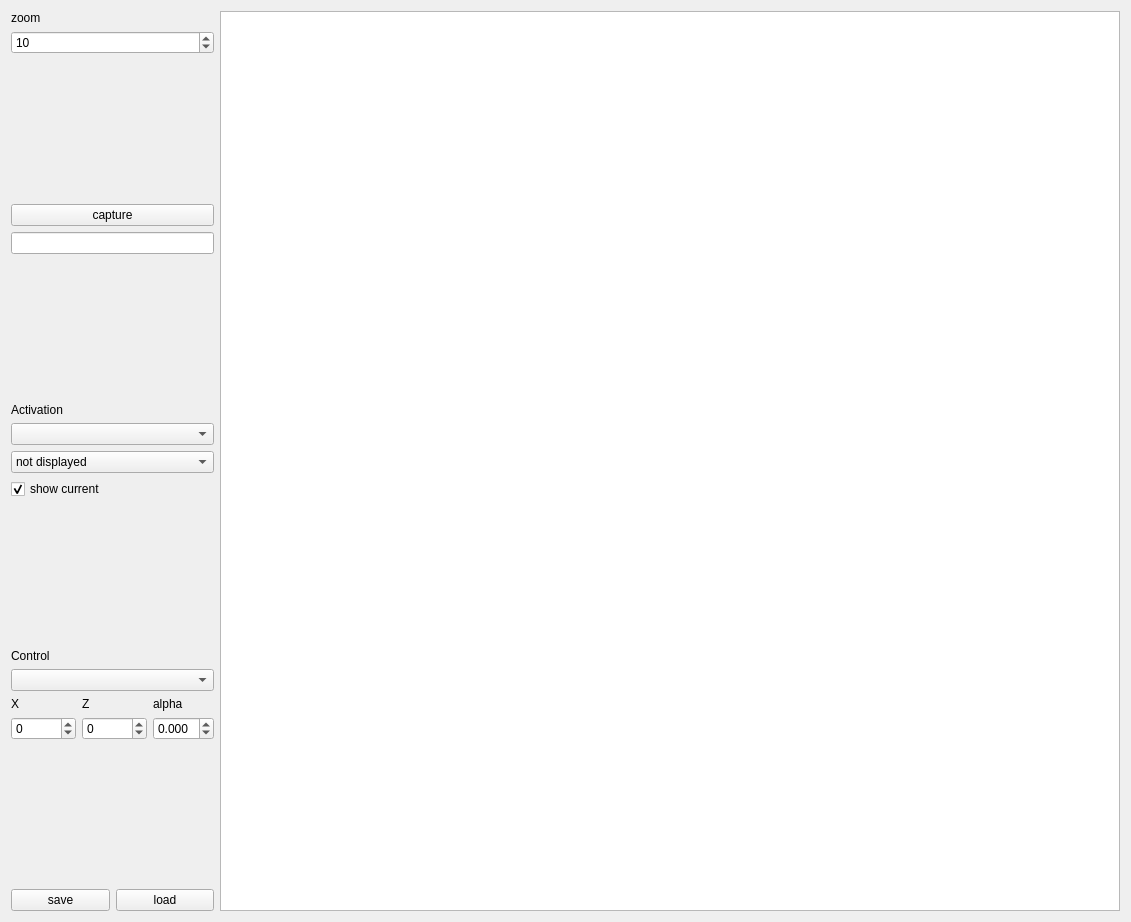
Before: the Qt Designer form src/mainUI.ui in mhaut/mapgenerator, drawn with Qt 5.
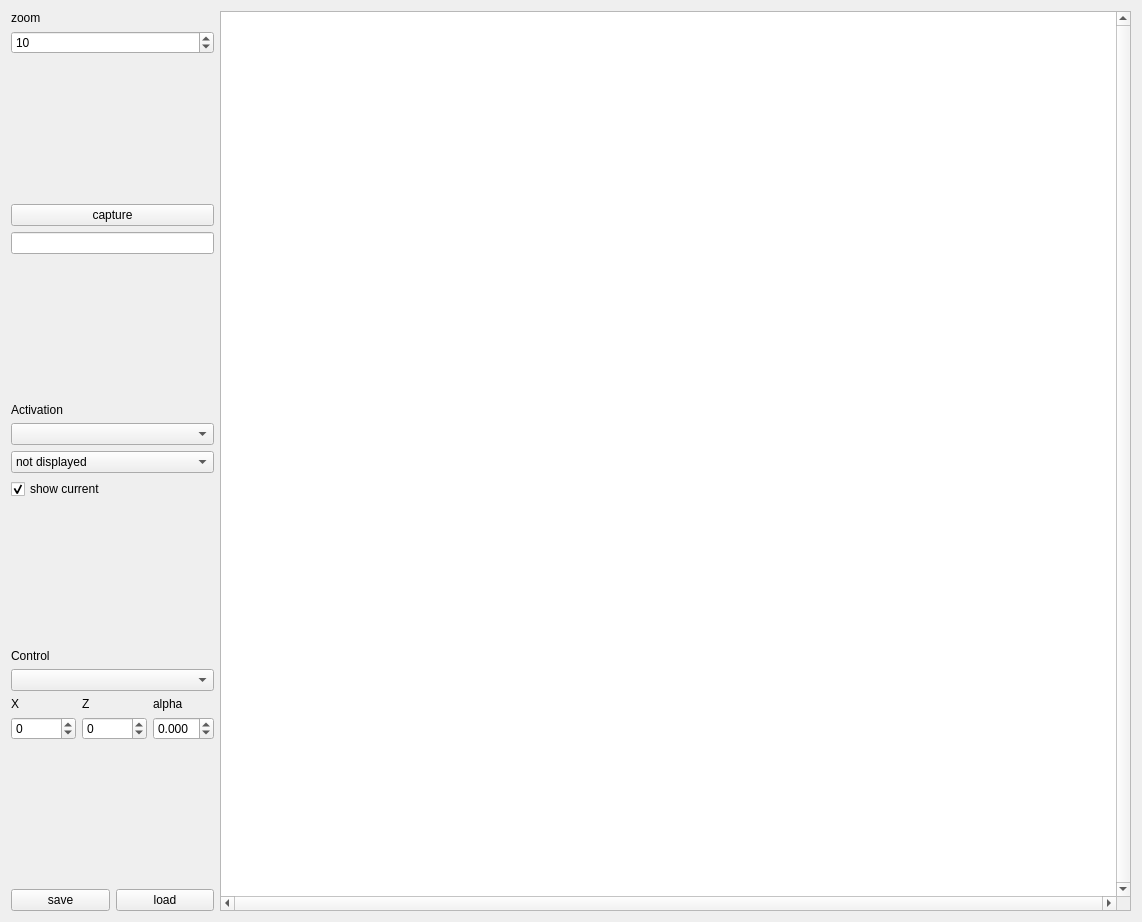
After: the same form once the commit is applied.

Patch:
```diff
--- a/src/mainUI.ui
+++ b/src/mainUI.ui
@@ -6,10 +6,16 @@
    <rect>
     <x>0</x>
     <y>0</y>
-    <width>965</width>
-    <height>595</height>
+    <width>1142</width>
+    <height>918</height>
    </rect>
   </property>
+  <property name="sizePolicy">
+   <sizepolicy hsizetype="Preferred" vsizetype="Preferred">
+    <horstretch>0</horstretch>
+    <verstretch>0</verstretch>
+   </sizepolicy>
+  </property>
   <property name="windowTitle">
    <string>displaybot</string>
   </property>
@@ -246,7 +252,7 @@
       <bool>true</bool>
      </property>
      <property name="sizePolicy">
-      <sizepolicy hsizetype="Expanding" vsizetype="Expanding">
+      <sizepolicy hsizetype="Preferred" vsizetype="Preferred">
        <horstretch>22</horstretch>
        <verstretch>0</verstretch>
       </sizepolicy>
@@ -259,18 +265,18 @@
      </property>
      <property name="maximumSize">
       <size>
-       <width>900</width>
-       <height>900</height>
+       <width>90000</width>
+       <height>90000</height>
       </size>
      </property>
      <property name="cursor" stdset="0">
       <cursorShape>ArrowCursor</cursorShape>
      </property>
      <property name="verticalScrollBarPolicy">
-      <enum>Qt::ScrollBarAlwaysOff</enum>
+      <enum>Qt::ScrollBarAlwaysOn</enum>
      </property>
      <property name="horizontalScrollBarPolicy">
-      <enum>Qt::ScrollBarAlwaysOff</enum>
+      <enum>Qt::ScrollBarAlwaysOn</enum>
      </property>
      <property name="interactive">
       <bool>true</bool>
```
Left out of the diff: 8 changed lines with no effect on the pictures.
